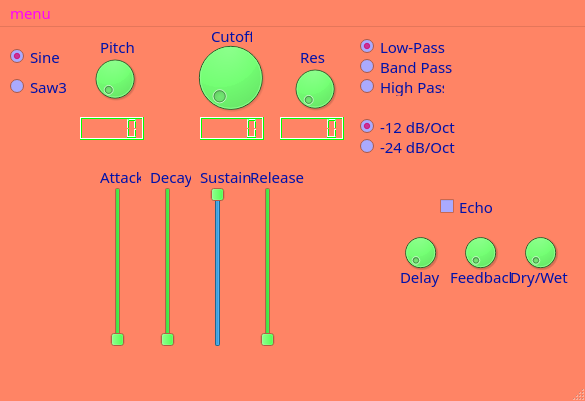
The window that mainwindow.ui (FlorentE96/Projet-additive-synth) describes before a commit, drawn with Qt 5.
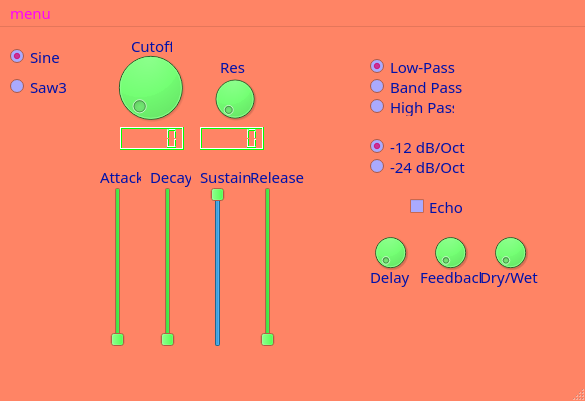
The same window after the commit.

Commit message: ditched pitch dial and solve band pass filter problem

Diff of the .ui file:
```diff
--- a/mainwindow.ui
+++ b/mainwindow.ui
@@ -394,8 +394,8 @@
    <widget class="QDial" name="filterCutoffDial">
     <property name="geometry">
      <rect>
-      <x>180</x>
-      <y>10</y>
+      <x>100</x>
+      <y>20</y>
       <width>101</width>
       <height>81</height>
      </rect>
@@ -404,18 +404,8 @@
    <widget class="QDial" name="filterQDial">
     <property name="geometry">
      <rect>
-      <x>290</x>
-      <y>30</y>
-      <width>50</width>
-      <height>64</height>
-     </rect>
-    </property>
-   </widget>
-   <widget class="QDial" name="oscPitchDial">
-    <property name="geometry">
-     <rect>
-      <x>90</x>
-      <y>20</y>
+      <x>210</x>
+      <y>40</y>
       <width>50</width>
       <height>64</height>
      </rect>
@@ -476,8 +466,8 @@
    <widget class="QLabel" name="label_5">
     <property name="geometry">
      <rect>
-      <x>211</x>
-      <y>-1</y>
+      <x>131</x>
+      <y>9</y>
       <width>41</width>
       <height>20</height>
      </rect>
@@ -489,8 +479,8 @@
    <widget class="QLabel" name="label_6">
     <property name="geometry">
      <rect>
-      <x>300</x>
-      <y>20</y>
+      <x>220</x>
+      <y>30</y>
       <width>31</width>
       <height>20</height>
      </rect>
@@ -499,24 +489,11 @@
      <string>Res</string>
     </property>
    </widget>
-   <widget class="QLabel" name="label_7">
-    <property name="geometry">
-     <rect>
-      <x>100</x>
-      <y>10</y>
-      <width>41</width>
-      <height>20</height>
-     </rect>
-    </property>
-    <property name="text">
-     <string>Pitch</string>
-    </property>
-   </widget>
    <widget class="QLCDNumber" name="lcdCutoff">
     <property name="geometry">
      <rect>
-      <x>200</x>
-      <y>90</y>
+      <x>120</x>
+      <y>100</y>
       <width>64</width>
       <height>23</height>
      </rect>
@@ -527,90 +504,11 @@
      </font>
     </property>
    </widget>
-   <widget class="QLCDNumber" name="lcdnumber">
-    <property name="geometry">
-     <rect>
-      <x>80</x>
-      <y>90</y>
-      <width>64</width>
-      <height>23</height>
-     </rect>
-    </property>
-    <property name="palette">
-     <palette>
-      <active>
-       <colorrole role="WindowText">
-        <brush brushstyle="SolidPattern">
-         <color alpha="255">
-          <red>0</red>
-          <green>170</green>
-          <blue>0</blue>
-         </color>
-        </brush>
-       </colorrole>
-       <colorrole role="HighlightedText">
-        <brush brushstyle="SolidPattern">
-         <color alpha="255">
-          <red>170</red>
-          <green>0</green>
-          <blue>255</blue>
-         </color>
-        </brush>
-       </colorrole>
-      </active>
-      <inactive>
-       <colorrole role="WindowText">
-        <brush brushstyle="SolidPattern">
-         <color alpha="255">
-          <red>0</red>
-          <green>170</green>
-          <blue>0</blue>
-         </color>
-        </brush>
-       </colorrole>
-       <colorrole role="HighlightedText">
-        <brush brushstyle="SolidPattern">
-         <color alpha="255">
-          <red>170</red>
-          <green>0</green>
-          <blue>255</blue>
-         </color>
-        </brush>
-       </colorrole>
-      </inactive>
-      <disabled>
-       <colorrole role="WindowText">
-        <brush brushstyle="SolidPattern">
-         <color alpha="96">
-          <red>164</red>
-          <green>166</green>
-          <blue>168</blue>
-         </color>
-        </brush>
-       </colorrole>
-       <colorrole role="HighlightedText">
-        <brush brushstyle="SolidPattern">
-         <color alpha="255">
-          <red>170</red>
-          <green>0</green>
-          <blue>255</blue>
-         </color>
-        </brush>
-       </colorrole>
-      </disabled>
-     </palette>
-    </property>
-    <property name="font">
-     <font>
-      <pointsize>8</pointsize>
-     </font>
-    </property>
-   </widget>
    <widget class="QLCDNumber" name="lcdRes">
     <property name="geometry">
      <rect>
-      <x>280</x>
-      <y>90</y>
+      <x>200</x>
+      <y>100</y>
       <width>64</width>
       <height>23</height>
      </rect>
@@ -624,8 +522,8 @@
    <widget class="QRadioButton" name="radioButton">
     <property name="geometry">
      <rect>
-      <x>360</x>
-      <y>10</y>
+      <x>370</x>
+      <y>30</y>
       <width>111</width>
       <height>19</height>
      </rect>
@@ -646,8 +544,8 @@
    <widget class="QRadioButton" name="radioButton_2">
     <property name="geometry">
      <rect>
-      <x>360</x>
-      <y>30</y>
+      <x>370</x>
+      <y>50</y>
       <width>101</width>
       <height>19</height>
      </rect>
@@ -662,8 +560,8 @@
    <widget class="QRadioButton" name="radioButton_3">
     <property name="geometry">
      <rect>
-      <x>360</x>
-      <y>50</y>
+      <x>370</x>
+      <y>70</y>
       <width>84</width>
       <height>19</height>
      </rect>
@@ -678,8 +576,8 @@
    <widget class="QRadioButton" name="radioButton_4">
     <property name="geometry">
      <rect>
-      <x>360</x>
-      <y>90</y>
+      <x>370</x>
+      <y>110</y>
       <width>101</width>
       <height>19</height>
      </rect>
@@ -700,8 +598,8 @@
    <widget class="QRadioButton" name="radioButton_5">
     <property name="geometry">
      <rect>
-      <x>360</x>
-      <y>110</y>
+      <x>370</x>
+      <y>130</y>
       <width>131</width>
       <height>19</height>
      </rect>
@@ -754,7 +652,7 @@
    <widget class="QCheckBox" name="echoStatus">
     <property name="geometry">
      <rect>
-      <x>440</x>
+      <x>410</x>
       <y>170</y>
       <width>72</width>
       <height>19</height>
@@ -767,7 +665,7 @@
    <widget class="QDial" name="echoDelay">
     <property name="geometry">
      <rect>
-      <x>400</x>
+      <x>370</x>
       <y>200</y>
       <width>41</width>
       <height>51</height>
@@ -780,7 +678,7 @@
    <widget class="QDial" name="echoFb">
     <property name="geometry">
      <rect>
-      <x>460</x>
+      <x>430</x>
       <y>200</y>
       <width>41</width>
       <height>51</height>
@@ -790,7 +688,7 @@
    <widget class="QDial" name="echoDryWet">
     <property name="geometry">
      <rect>
-      <x>520</x>
+      <x>490</x>
       <y>200</y>
       <width>41</width>
       <height>51</height>
@@ -800,7 +698,7 @@
    <widget class="QLabel" name="label_8">
     <property name="geometry">
      <rect>
-      <x>400</x>
+      <x>370</x>
       <y>240</y>
       <width>41</width>
       <height>20</height>
@@ -813,7 +711,7 @@
    <widget class="QLabel" name="label_9">
     <property name="geometry">
      <rect>
-      <x>450</x>
+      <x>420</x>
       <y>240</y>
       <width>61</width>
       <height>20</height>
@@ -826,7 +724,7 @@
    <widget class="QLabel" name="label_10">
     <property name="geometry">
      <rect>
-      <x>510</x>
+      <x>480</x>
       <y>240</y>
       <width>61</width>
       <height>20</height>
```
The commit also changes 4 other files.
